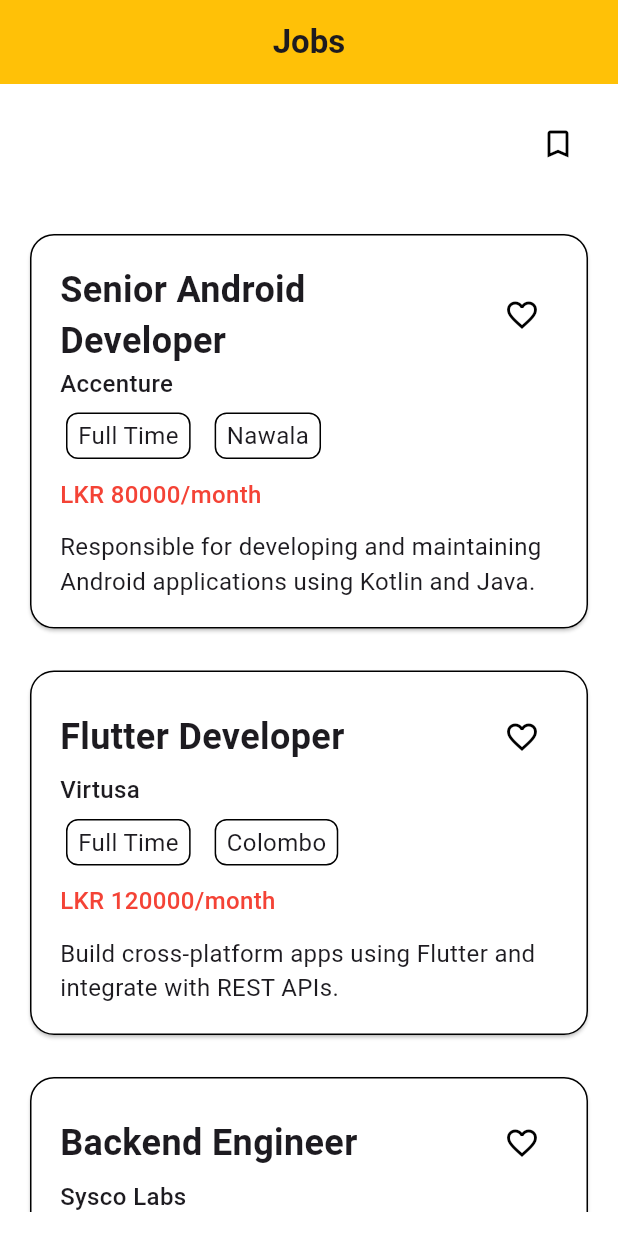
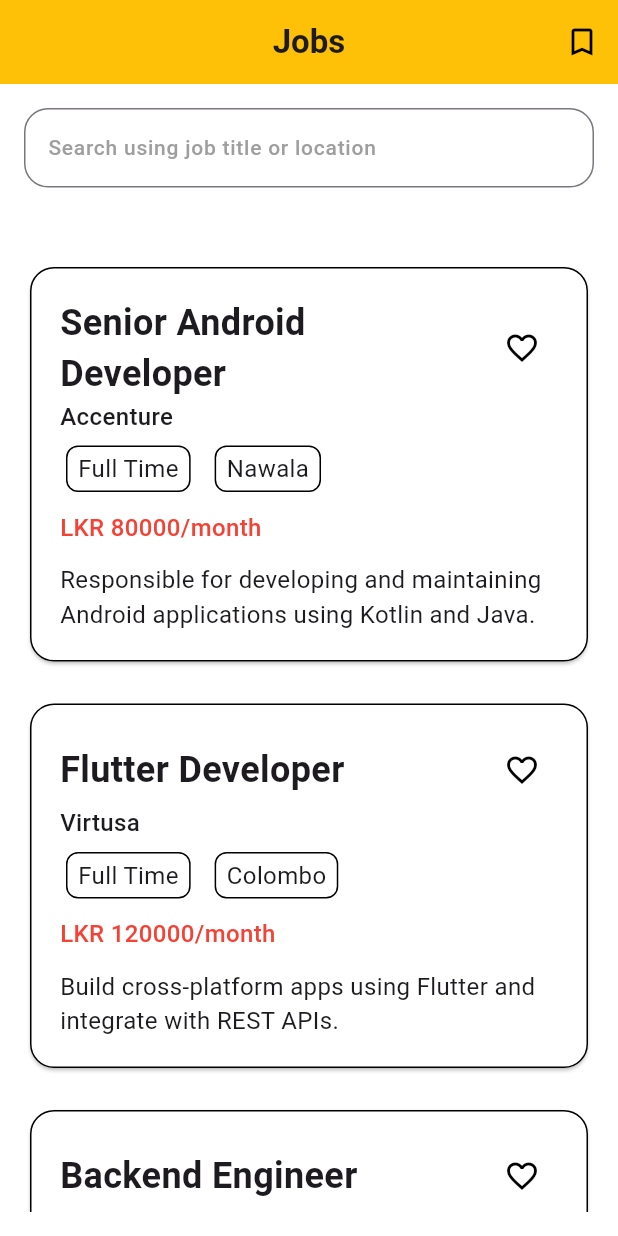
Before and after one commit to JudeLakshitha/pacificKodeJobApp, a Flutter app: the screen it shows after launch, on a phone screen of 412 x 824 dp. Run offline on Flutter 3.47's test engine with Material 3 defaults, Android fonts, the phone set to English and light mode, and no system bars; our stand-ins replace bloc, equatable, flutter_bloc; network calls fail.

Commit message:
added search function in home screen

```diff
--- a/lib/screens/favourites/view/favourite_screen.dart
+++ b/lib/screens/favourites/view/favourite_screen.dart
@@ -23,6 +23,7 @@ class FavouriteScreen extends StatelessWidget {
       ),
       body: SafeArea(
         child: Column(
+          mainAxisAlignment: MainAxisAlignment.center,
           children: [
             favJobList.isNotEmpty
                 ? Expanded(
@@ -52,7 +53,7 @@ class FavouriteScreen extends StatelessWidget {
                   )
                 : Center(
                     child: Text(
-                      'No Favourite Jobs',
+                      'No Favourite Jobs!',
                       style: TextStyle(
                         fontSize: 24,
                         fontWeight: FontWeight.w700,
--- a/lib/screens/home/view/home_screen.dart
+++ b/lib/screens/home/view/home_screen.dart
@@ -19,6 +19,8 @@ class HomeScreen extends StatefulWidget {
 
 class HomeScreenState extends State<HomeScreen> {
   //List<Job> jobList = [];
+  List<Job> filterJobList = jobList;
+  TextEditingController searchTextController = TextEditingController();
   bool isLoading = false;
 
   @override
@@ -58,39 +60,98 @@ class HomeScreenState extends State<HomeScreen> {
                 ),
                 centerTitle: true,
                 backgroundColor: Colors.amber,
+                actions: [
+                  IconButton(
+                    icon: Icon(
+                      Icons.bookmark_border,
+                      color: Colors.black,
+                      size: 24,
+                    ),
+                    onPressed: () {
+                      Navigator.pushNamed(context, '/favoriteScreen');
+                    },
+                  ),
+                ],
               ),
               body: SafeArea(
                 child: isLoading
-                    ? Center(child: CircularProgressIndicator())
+                    ? Center(
+                        child: CircularProgressIndicator(color: Colors.amber),
+                      )
                     : Column(
                         children: [
-                          Align(
-                            alignment: Alignment.centerRight,
-                            child: Padding(
-                              padding: const EdgeInsets.all(16.0),
-                              child: IconButton(
-                                icon: Icon(
-                                  Icons.bookmark_border,
-                                  color: Colors.black,
-                                  size: 24,
+                          Row(
+                            children: [
+                              Expanded(
+                                child: Padding(
+                                  padding: const EdgeInsets.all(16.0),
+                                  child: SizedBox(
+                                    height: 70,
+                                    child: TextField(
+                                      controller: searchTextController,
+                                      onChanged: (value) {
+                                        final String searchText =
+                                            searchTextController.text.trim();
+                                        setState(() {
+                                          filterJobList = jobList.where((job) {
+                                            return job.title
+                                                    .toLowerCase()
+                                                    .contains(
+                                                      searchText.toLowerCase(),
+                                                    ) ||
+                                                job.location
+                                                    .toLowerCase()
+                                                    .contains(
+                                                      searchText.toLowerCase(),
+                                                    );
+                                          }).toList();
+                                        });
+                                      },
+                                      style: TextStyle(
+                                        fontSize: 14,
+                                        fontWeight: FontWeight.w500,
+                                      ),
+                                      decoration: InputDecoration(
+                                        hintText:
+                                            'Search using job title or location',
+                                        hintStyle: TextStyle(
+                                          fontSize: 14,
+                                          fontWeight: FontWeight.w500,
+                                          color: Colors.grey,
+                                        ),
+                                        border: OutlineInputBorder(
+                                          borderRadius: BorderRadius.circular(
+                                            16,
+                                          ),
+                                          borderSide: BorderSide(
+                                            color: Colors.black,
+                                            width: 1.0,
+                                          ),
+                                        ),
+                                        focusedBorder: OutlineInputBorder(
+                                          borderRadius: BorderRadius.circular(
+                                            16,
+                                          ),
+                                          borderSide: BorderSide(
+                                            color: Colors.black,
+                                            width: 1.0,
+                                          ),
+                                        ),
+                                      ),
+                                    ),
+                                  ),
                                 ),
-                                onPressed: () {
-                                  Navigator.pushNamed(
-                                    context,
-                                    '/favoriteScreen',
-                                  );
-                                },
                               ),
-                            ),
+                            ],
                           ),
                           jobList.isNotEmpty
                               ? Expanded(
                                   child: Padding(
                                     padding: const EdgeInsets.all(16.0),
                                     child: ListView.separated(
-                                      itemCount: jobList.length,
+                                      itemCount: filterJobList.length,
                                       itemBuilder: (context, index) {
-                                        final job = jobList[index];
+                                        final job = filterJobList[index];
                                         return JobCard(
                                           job: job,
                                           favList: favJobList,
```
